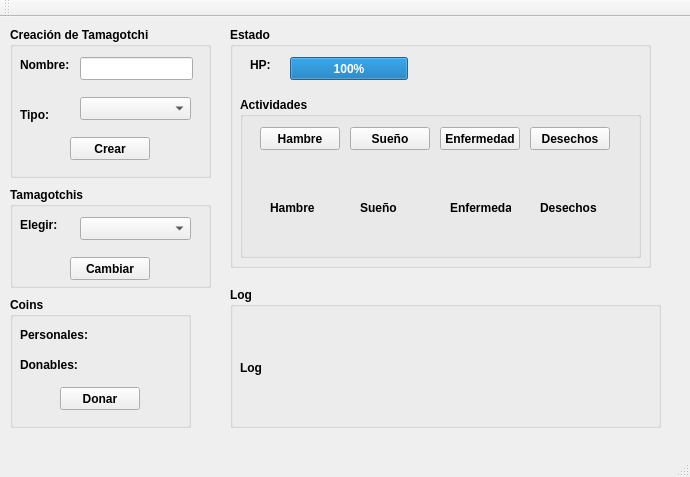
Above: mainwindow.ui from Raimmaster/TamagotchiFarm before the change. Below: the same form after it.
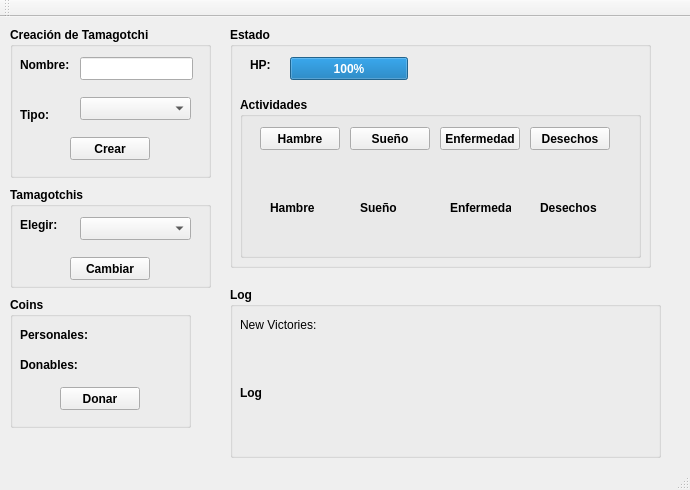
That is the form after the change.

```diff
--- a/mainwindow.ui
+++ b/mainwindow.ui
@@ -7,7 +7,7 @@
     <x>0</x>
     <y>0</y>
     <width>690</width>
-    <height>477</height>
+    <height>490</height>
    </rect>
   </property>
   <property name="windowTitle">
@@ -394,7 +394,7 @@
       <x>230</x>
       <y>270</y>
       <width>431</width>
-      <height>141</height>
+      <height>171</height>
      </rect>
     </property>
     <property name="font">
@@ -410,15 +410,28 @@
      <property name="geometry">
       <rect>
        <x>10</x>
-       <y>30</y>
+       <y>60</y>
        <width>411</width>
-       <height>101</height>
+       <height>91</height>
       </rect>
      </property>
      <property name="text">
       <string>Log</string>
      </property>
     </widget>
+    <widget class="QLabel" name="lNewVictoria">
+     <property name="geometry">
+      <rect>
+       <x>10</x>
+       <y>30</y>
+       <width>411</width>
+       <height>16</height>
+      </rect>
+     </property>
+     <property name="text">
+      <string>&lt;html&gt;&lt;head/&gt;&lt;body&gt;&lt;p&gt;&lt;span style=&quot; font-weight:400;&quot;&gt;New Victories:&lt;/span&gt;&lt;/p&gt;&lt;/body&gt;&lt;/html&gt;</string>
+     </property>
+    </widget>
    </widget>
   </widget>
   <widget class="QToolBar" name="mainToolBar">
```
